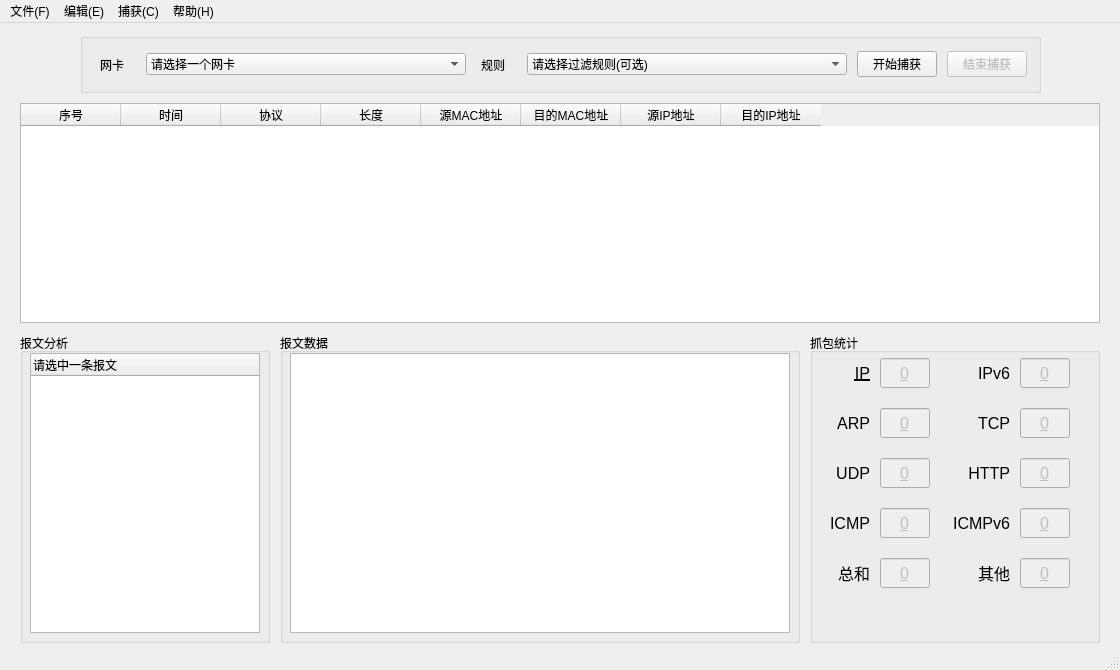
First picture: the form in mySniffer/mySniffer.ui, repository crossoverthere/mySniffer, before the edit.
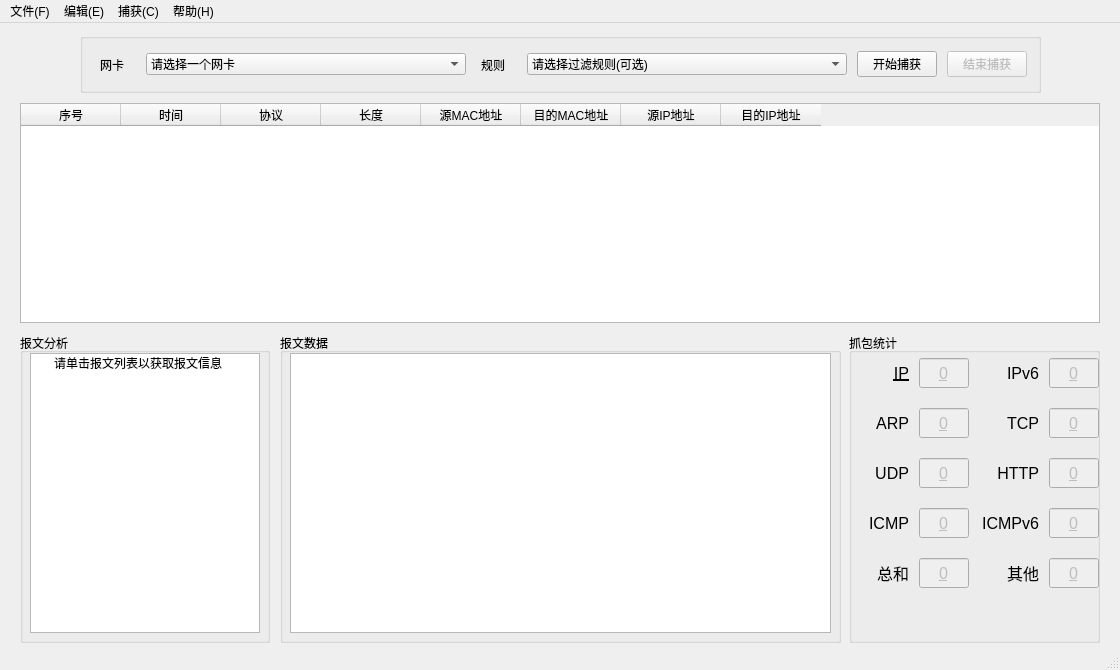
Second picture: the form after the edit.

The edit to the form file:
```diff
--- a/mySniffer/mySniffer.ui
+++ b/mySniffer/mySniffer.ui
@@ -262,11 +262,22 @@
        <height>280</height>
       </rect>
      </property>
+     <property name="autoExpandDelay">
+      <number>-1</number>
+     </property>
+     <property name="headerHidden">
+      <bool>true</bool>
+     </property>
      <column>
       <property name="text">
        <string>请选中一条报文</string>
       </property>
      </column>
+     <item>
+      <property name="text">
+       <string>请单击报文列表以获取报文信息</string>
+      </property>
+     </item>
     </widget>
    </widget>
    <widget class="QGroupBox" name="groupBox_2">
@@ -274,19 +285,19 @@
      <rect>
       <x>280</x>
       <y>310</y>
-      <width>520</width>
+      <width>561</width>
       <height>310</height>
      </rect>
     </property>
     <property name="title">
      <string>报文数据</string>
     </property>
-    <widget class="QTextBrowser" name="textBrowser">
+    <widget class="QTextEdit" name="textEdit">
      <property name="geometry">
       <rect>
        <x>10</x>
        <y>20</y>
-       <width>500</width>
+       <width>541</width>
        <height>280</height>
       </rect>
      </property>
@@ -295,9 +306,9 @@
    <widget class="QGroupBox" name="groupBox_3">
     <property name="geometry">
      <rect>
-      <x>810</x>
+      <x>849</x>
       <y>310</y>
-      <width>290</width>
+      <width>251</width>
       <height>310</height>
      </rect>
     </property>
@@ -329,7 +340,7 @@
     <widget class="QLabel" name="label_2">
      <property name="geometry">
       <rect>
-       <x>140</x>
+       <x>130</x>
        <y>30</y>
        <width>60</width>
        <height>20</height>
@@ -371,7 +382,7 @@
     <widget class="QLabel" name="label_4">
      <property name="geometry">
       <rect>
-       <x>140</x>
+       <x>130</x>
        <y>80</y>
        <width>60</width>
        <height>20</height>
@@ -414,7 +425,7 @@
     <widget class="QLabel" name="label_6">
      <property name="geometry">
       <rect>
-       <x>140</x>
+       <x>130</x>
        <y>130</y>
        <width>60</width>
        <height>20</height>
@@ -458,7 +469,7 @@
     <widget class="QLabel" name="label_8">
      <property name="geometry">
       <rect>
-       <x>140</x>
+       <x>130</x>
        <y>180</y>
        <width>60</width>
        <height>20</height>
@@ -502,7 +513,7 @@
     <widget class="QLabel" name="label_10">
      <property name="geometry">
       <rect>
-       <x>140</x>
+       <x>130</x>
        <y>230</y>
        <width>60</width>
        <height>20</height>
@@ -555,7 +566,7 @@
      </property>
      <property name="geometry">
       <rect>
-       <x>210</x>
+       <x>200</x>
        <y>25</y>
        <width>50</width>
        <height>30</height>
@@ -605,7 +616,7 @@
      </property>
      <property name="geometry">
       <rect>
-       <x>210</x>
+       <x>200</x>
        <y>75</y>
        <width>50</width>
        <height>30</height>
@@ -655,7 +666,7 @@
      </property>
      <property name="geometry">
       <rect>
-       <x>210</x>
+       <x>200</x>
        <y>125</y>
        <width>50</width>
        <height>30</height>
@@ -705,7 +716,7 @@
      </property>
      <property name="geometry">
       <rect>
-       <x>210</x>
+       <x>200</x>
        <y>175</y>
        <width>50</width>
        <height>30</height>
@@ -755,7 +766,7 @@
      </property>
      <property name="geometry">
       <rect>
-       <x>210</x>
+       <x>200</x>
        <y>225</y>
        <width>50</width>
        <height>30</height>
```
